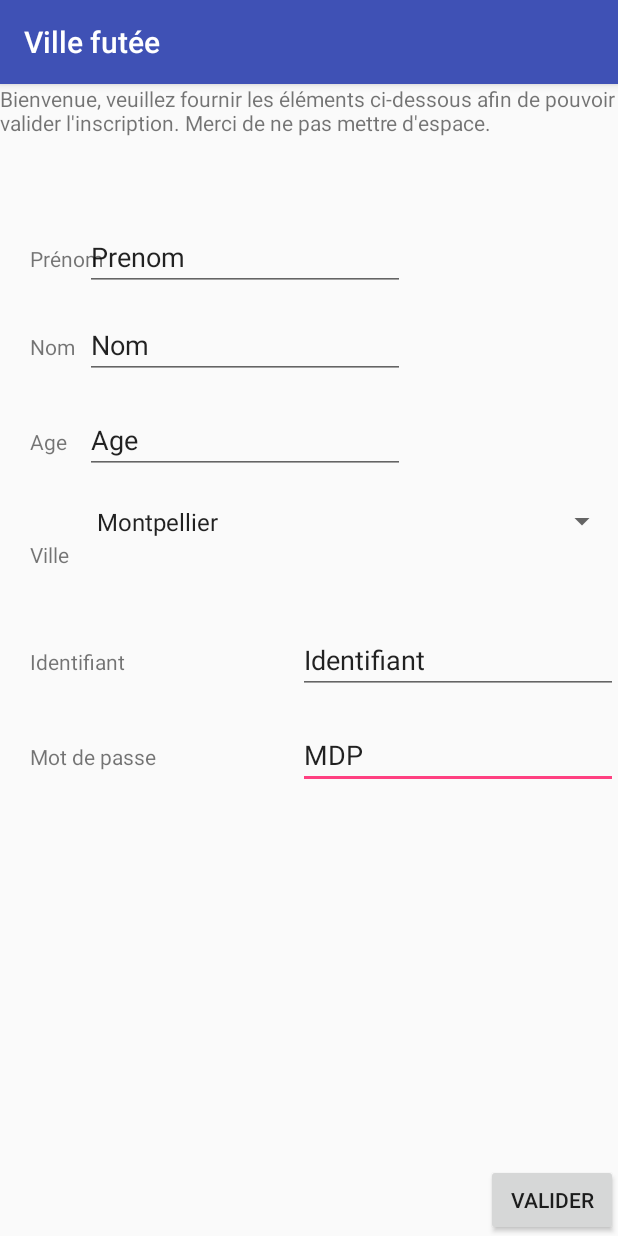
After one commit to Sylvinho09/VilleFutee, an Android app: the Inscription screen opened directly, with no data from a screen before it, on a phone screen of 412 x 824 dp. The commit adds this screen. Run offline under Robolectric (Android 15) with nearby library versions, the phone set to English and light mode, and no system bars.

Commit message:
Ajout formulaire avec envoi données, pas de vérif sur les espaces et serveur à faire quand recoit "Create"

```diff
--- a/app/src/main/AndroidManifest.xml
+++ b/app/src/main/AndroidManifest.xml
@@ -23,7 +23,10 @@
                 <category android:name="android.intent.category.LAUNCHER" />
             </intent-filter>-->
         </activity>
-        <activity android:name=".ProductListActivity"></activity><!-- ATTENTION: This was auto-generated to add Google Play services to your project for
+        <activity android:name=".ProductListActivity"></activity>
+        <activity android:name=".Inscription"></activity>
+
+        <!-- ATTENTION: This was auto-generated to add Google Play services to your project for
      App Indexing.  See https://g.co/AppIndexing/AndroidStudio for more information. -->
         <meta-data
             android:name="com.google.android.gms.version"
--- /dev/null
+++ b/app/src/main/java/com/example/sylvinho/villefutee/Inscription.java
@@ -0,0 +1,90 @@
+package com.example.sylvinho.villefutee;
+
+import android.os.Bundle;
+import android.support.v7.app.AppCompatActivity;
+import android.view.View;
+import android.widget.AdapterView;
+import android.widget.Button;
+import android.widget.EditText;
+import android.widget.Spinner;
+import android.widget.ArrayAdapter;
+import android.widget.Toast;
+
+import java.util.concurrent.ExecutionException;
+
+/**
+ * Created by sylvinho on 14/04/2017.
+ */
+
+public class Inscription extends AppCompatActivity implements AdapterView.OnItemSelectedListener {
+
+
+    private Spinner spinner;
+    @Override
+    protected void onCreate(Bundle savedInstanceState)
+    {
+        super.onCreate(savedInstanceState);
+        setContentView(R.layout.inscription);
+
+        spinner = (Spinner)findViewById(R.id.spinner);
+        String[] villes= getResources().getStringArray(R.array.spinner);
+        ArrayAdapter<String>adapter = new ArrayAdapter<String>(Inscription.this,
+                android.R.layout.simple_spinner_item, villes);
+
+        adapter.setDropDownViewResource(android.R.layout.simple_spinner_dropdown_item);
+        spinner.setAdapter(adapter);
+        spinner.setOnItemSelectedListener(this);
+        //spinner.getSelectedItem().toString();
+
+        Button valider= (Button) findViewById(R.id.buttonValidation);
+        valider.setOnClickListener(new View.OnClickListener() {
+            @Override
+            public void onClick(View v) {
+                EditText eprenom= (EditText)findViewById(R.id.editTextPrenom);
+                String prenom = eprenom.getText().toString();
+
+                EditText enom= (EditText)findViewById(R.id.editTextNom);
+                String nom = enom.getText().toString();
+
+                EditText eage = (EditText) findViewById(R.id.editTextAge);
+                String age = eage.getText().toString();
+
+                String ville= spinner.getSelectedItem().toString();
+
+                EditText eidentifiant= (EditText)findViewById(R.id.editTextId);
+                String identifiant = eidentifiant.getText().toString();
+
+                EditText emdp= (EditText)findViewById(R.id.editTextMdp);
+                String mdp= emdp.getText().toString();
+
+                Formulaire datas= new Formulaire(prenom, nom, age, ville, identifiant, mdp);
+                System.out.println("Formulaire va lancer le thread");
+                String result="";
+                try {
+                    result = new EnvoiForm().execute(datas).get();
+
+                } catch (InterruptedException e) {
+                    e.printStackTrace();
+                } catch (ExecutionException e) {
+                    e.printStackTrace();
+                }
+
+                Toast.makeText(getApplicationContext(), "Compte créé avec succès !", Toast.LENGTH_LONG).show();
+                finish();
+
+
+            }
+        });
+    }
+
+    @Override
+    public void onItemSelected(AdapterView<?> parent, View view, int position, long id) {
+
+        Toast.makeText(getApplicationContext(), spinner.getSelectedItem().toString(), Toast.LENGTH_LONG).show();
+    }
+
+    @Override
+    public void onNothingSelected(AdapterView<?> parent) {
+
+    }
+}
--- /dev/null
+++ b/app/src/main/res/layout/inscription.xml
@@ -0,0 +1,166 @@
+<?xml version="1.0" encoding="utf-8"?>
+<RelativeLayout xmlns:android="http://schemas.android.com/apk/res/android"
+    android:layout_width="match_parent" android:layout_height="match_parent">
+
+    <TextView
+        android:text="Bienvenue, veuillez fournir les éléments ci-dessous afin de pouvoir valider l'inscription. Merci de ne pas mettre d'espace."
+        android:layout_width="wrap_content"
+        android:layout_height="wrap_content"
+        android:layout_alignParentTop="true"
+        android:layout_alignParentLeft="true"
+        android:layout_alignParentStart="true"
+        android:id="@+id/textView" />
+
+    <TextView
+        android:text="Prénom"
+        android:layout_width="wrap_content"
+        android:layout_height="wrap_content"
+        android:layout_marginLeft="20dp"
+        android:layout_marginStart="20dp"
+        android:layout_marginTop="71dp"
+        android:id="@+id/textViewPrenom"
+        android:layout_below="@+id/textView"
+        android:layout_alignParentLeft="true"
+        android:layout_alignParentStart="true" />
+
+    <TextView
+        android:text="Identifiant"
+        android:layout_width="wrap_content"
+        android:layout_height="wrap_content"
+        android:layout_marginTop="52dp"
+        android:id="@+id/textViewId"
+        android:layout_below="@+id/textViewVille"
+        android:layout_alignLeft="@+id/textViewVille"
+        android:layout_alignStart="@+id/textViewVille" />
+
+    <TextView
+        android:text="Nom"
+        android:layout_width="wrap_content"
+        android:layout_height="wrap_content"
+        android:layout_marginTop="39dp"
+        android:id="@+id/textViewNom"
+        android:layout_below="@+id/textViewPrenom"
+        android:layout_alignLeft="@+id/textViewPrenom"
+        android:layout_alignStart="@+id/textViewPrenom" />
+
+    <TextView
+        android:text="Mot de passe"
+        android:layout_width="wrap_content"
+        android:layout_height="wrap_content"
+        android:layout_marginTop="44dp"
+        android:id="@+id/textViewMdp"
+        android:layout_below="@+id/textViewId"
+        android:layout_alignLeft="@+id/textViewId"
+        android:layout_alignStart="@+id/textViewId" />
+
+    <TextView
+        android:text="Ville"
+        android:layout_width="wrap_content"
+        android:layout_height="wrap_content"
+        android:layout_marginTop="56dp"
+        android:id="@+id/textViewVille"
+        android:layout_below="@+id/textViewAge"
+        android:layout_alignLeft="@+id/textViewAge"
+        android:layout_alignStart="@+id/textViewAge" />
+
+    <TextView
+        android:text="Age"
+        android:layout_width="wrap_content"
+        android:layout_height="wrap_content"
+        android:layout_marginTop="44dp"
+        android:id="@+id/textViewAge"
+        android:layout_below="@+id/textViewNom"
+        android:layout_alignLeft="@+id/textViewNom"
+        android:layout_alignStart="@+id/textViewNom" />
+
+    <!--<EditText
+        android:layout_width="wrap_content"
+        android:layout_height="wrap_content"
+        android:inputType="textPersonName"
+        android:text="Ville"
+        android:ems="10"
+        android:id="@+id/editText7"
+        android:layout_alignBottom="@+id/textViewVille"
+        android:layout_alignLeft="@+id/editText6"
+        android:layout_alignStart="@+id/editText6" />-->
+    <Spinner
+        android:layout_width="match_parent"
+        android:layout_height="match_parent"
+        android:id="@+id/spinner"
+        android:layout_alignBottom="@+id/textViewVille"
+        android:layout_alignLeft="@+id/editTextAge"
+        android:layout_alignStart="@+id/editTextAge"
+        android:layout_below="@+id/editTextAge"></Spinner>
+
+    <EditText
+        android:layout_width="wrap_content"
+        android:layout_height="wrap_content"
+        android:inputType="textPersonName"
+        android:text="MDP"
+        android:ems="10"
+        android:id="@+id/editTextMdp"
+        android:layout_alignBaseline="@+id/textViewMdp"
+        android:layout_alignBottom="@+id/textViewMdp"
+        android:layout_alignParentRight="true"
+        android:layout_alignParentEnd="true" />
+
+    <EditText
+        android:layout_width="wrap_content"
+        android:layout_height="wrap_content"
+        android:inputType="textPersonName"
+        android:text="Identifiant"
+        android:ems="10"
+        android:id="@+id/editTextId"
+        android:layout_alignBaseline="@+id/textViewId"
+        android:layout_alignBottom="@+id/textViewId"
+        android:layout_alignParentRight="true"
+        android:layout_alignParentEnd="true" />
+
+    <EditText
+        android:layout_width="wrap_content"
+        android:layout_height="wrap_content"
+        android:inputType="date"
+        android:ems="10"
+        android:layout_marginLeft="12dp"
+        android:layout_marginStart="12dp"
+        android:id="@+id/editTextAge"
+        android:text="Age"
+        android:layout_alignBaseline="@+id/textViewAge"
+        android:layout_alignBottom="@+id/textViewAge"
+        android:layout_toRightOf="@+id/textViewAge"
+        android:layout_toEndOf="@+id/textViewAge" />
+
+    <EditText
+        android:layout_width="wrap_content"
+        android:layout_height="wrap_content"
+        android:inputType="textPersonName"
+        android:text="Nom"
+        android:ems="10"
+        android:id="@+id/editTextNom"
+        android:layout_alignBaseline="@+id/textViewNom"
+        android:layout_alignBottom="@+id/textViewNom"
+        android:layout_alignLeft="@+id/editTextAge"
+        android:layout_alignStart="@+id/editTextAge" />
+
+    <EditText
+        android:layout_width="wrap_content"
+        android:layout_height="wrap_content"
+        android:inputType="textPersonName"
+        android:ems="10"
+        android:id="@+id/editTextPrenom"
+        android:text="Prenom"
+        android:layout_alignBaseline="@+id/textViewPrenom"
+        android:layout_alignBottom="@+id/textViewPrenom"
+        android:layout_alignLeft="@+id/editTextNom"
+        android:layout_alignStart="@+id/editTextNom" />
+
+    <Button
+        android:text="Valider"
+        android:layout_width="wrap_content"
+        android:layout_height="wrap_content"
+        android:layout_alignParentBottom="true"
+        android:layout_alignParentRight="true"
+        android:layout_alignParentEnd="true"
+        android:id="@+id/buttonValidation" />
+
+</RelativeLayout>
--- a/app/src/main/res/values/strings.xml
+++ b/app/src/main/res/values/strings.xml
@@ -25,4 +25,17 @@
         <item> Céréales</item>
         <item> Lait </item>
     </string-array>
+
+    <string-array name="spinner">
+        <item>Montpellier</item>
+        <item>Toulouse</item>
+        <item>Paris</item>
+        <item>Lyon</item>
+        <item>Saint-Etienne</item>
+        <item>Clermont-Ferrand</item>
+        <item>Strasbourg</item>
+        <item>Metz</item>
+        <item>Lille</item>
+        <item>Marseille</item>
+    </string-array>
 </resources>
```
Also changed, not shown: app/src/main/java/com/example/sylvinho/villefutee/ConnexionPage.java (+10 -0 lines), app/src/main/java/com/example/sylvinho/villefutee/EnvoiForm.java (added, +51 -0 lines), app/src/main/java/com/example/sylvinho/villefutee/Formulaire.java (added, +27 -0 lines), app/src/main/java/com/example/sylvinho/villefutee/StaticSocket.java (+10 -0 lines), app/src/main/res/layout/connexion_page.xml (+10 -0 lines).
